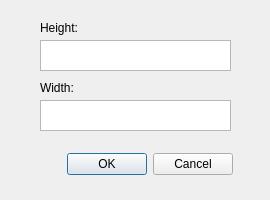
Old version of the form Forms/DialogSize.ui in the repository mroui/mini-paint.
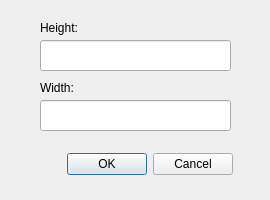
New version of the form.

Commit message: Refactor QTextEdit in dialog to QLineEdit

The edit to the form file:
```diff
--- a/Forms/DialogSize.ui
+++ b/Forms/DialogSize.ui
@@ -19,28 +19,6 @@
   <property name="locale">
    <locale language="English" country="UnitedStates"/>
   </property>
-  <widget class="QTextEdit" name="te_width">
-   <property name="geometry">
-    <rect>
-     <x>40</x>
-     <y>100</y>
-     <width>191</width>
-     <height>31</height>
-    </rect>
-   </property>
-   <property name="verticalScrollBarPolicy">
-    <enum>Qt::ScrollBarAsNeeded</enum>
-   </property>
-   <property name="horizontalScrollBarPolicy">
-    <enum>Qt::ScrollBarAsNeeded</enum>
-   </property>
-   <property name="lineWrapMode">
-    <enum>QTextEdit::NoWrap</enum>
-   </property>
-   <property name="acceptRichText">
-    <bool>false</bool>
-   </property>
-  </widget>
   <widget class="QDialogButtonBox" name="buttonBox">
    <property name="geometry">
     <rect>
@@ -60,28 +38,6 @@
     <set>QDialogButtonBox::Cancel|QDialogButtonBox::Ok</set>
    </property>
   </widget>
-  <widget class="QTextEdit" name="te_height">
-   <property name="geometry">
-    <rect>
-     <x>40</x>
-     <y>40</y>
-     <width>191</width>
-     <height>31</height>
-    </rect>
-   </property>
-   <property name="verticalScrollBarPolicy">
-    <enum>Qt::ScrollBarAsNeeded</enum>
-   </property>
-   <property name="horizontalScrollBarPolicy">
-    <enum>Qt::ScrollBarAsNeeded</enum>
-   </property>
-   <property name="lineWrapMode">
-    <enum>QTextEdit::NoWrap</enum>
-   </property>
-   <property name="acceptRichText">
-    <bool>false</bool>
-   </property>
-  </widget>
   <widget class="QLabel" name="label_width">
    <property name="geometry">
     <rect>
@@ -134,6 +90,26 @@
     <string/>
    </property>
   </widget>
+  <widget class="QLineEdit" name="text_height">
+   <property name="geometry">
+    <rect>
+     <x>40</x>
+     <y>40</y>
+     <width>191</width>
+     <height>31</height>
+    </rect>
+   </property>
+  </widget>
+  <widget class="QLineEdit" name="text_width">
+   <property name="geometry">
+    <rect>
+     <x>40</x>
+     <y>100</y>
+     <width>191</width>
+     <height>31</height>
+    </rect>
+   </property>
+  </widget>
  </widget>
  <resources/>
  <connections>
```
The commit also changes 1 other file.
